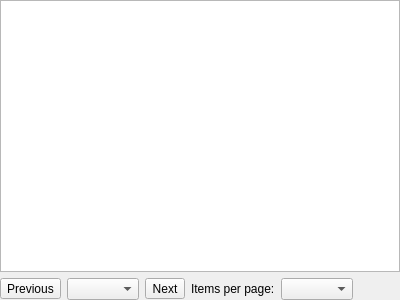
First picture: the form in source/client/desktop/management/router_users_widget.ui, repository dchapyshev/aspia, before the edit.
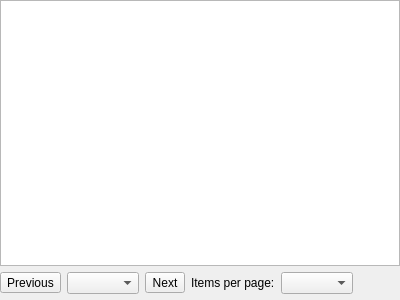
Second picture: the form after the edit. Icons and pictures are not drawn. Custom widgets are drawn as their Qt base class.

```diff
--- a/source/client/desktop/management/router_users_widget.ui
+++ b/source/client/desktop/management/router_users_widget.ui
@@ -50,6 +50,9 @@
    </item>
    <item>
     <layout class="QHBoxLayout" name="layout_users_pagination">
+     <property name="bottomMargin">
+      <number>6</number>
+     </property>
      <item>
       <widget class="IconTextButton" name="button_users_prev">
        <property name="toolTip">
```
